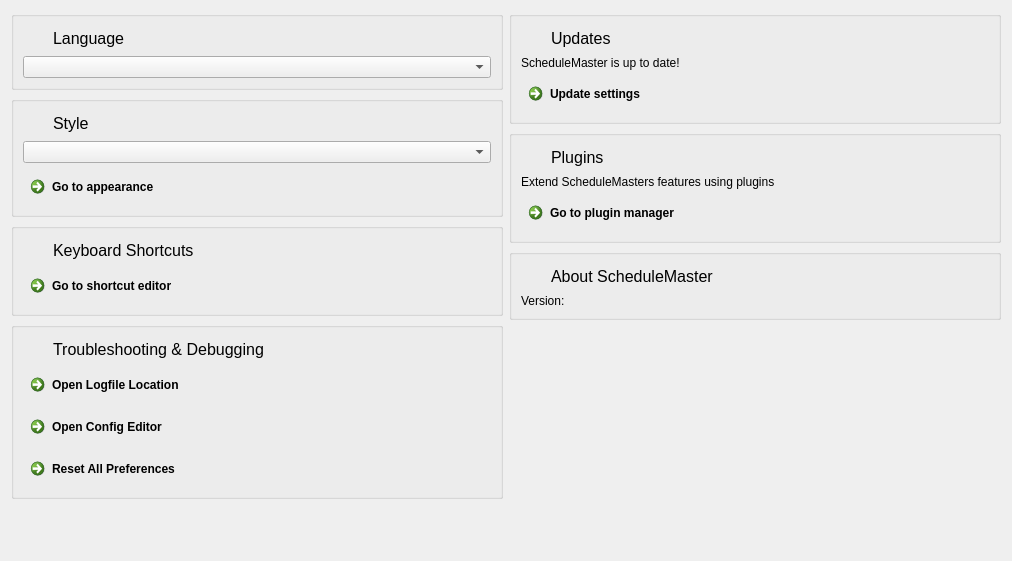
ma7t3/ScheduleMaster, file Widgets/DlgPreferencesPages/WdgPreferencesPageHome.ui: the form before one commit.
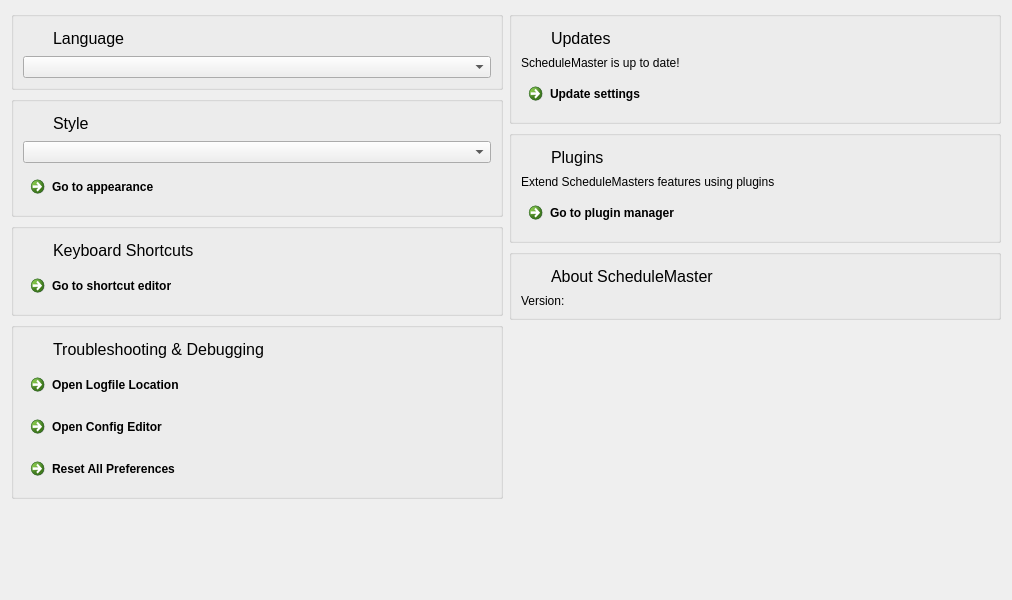
The form after the commit. Icons and pictures are not drawn.

```diff
--- a/Widgets/DlgPreferencesPages/WdgPreferencesPageHome.ui
+++ b/Widgets/DlgPreferencesPages/WdgPreferencesPageHome.ui
@@ -7,7 +7,7 @@
     <x>0</x>
     <y>0</y>
     <width>1012</width>
-    <height>561</height>
+    <height>600</height>
    </rect>
   </property>
   <property name="windowTitle">
```
Left out of the diff: 6 changed lines with no effect on the pictures.
